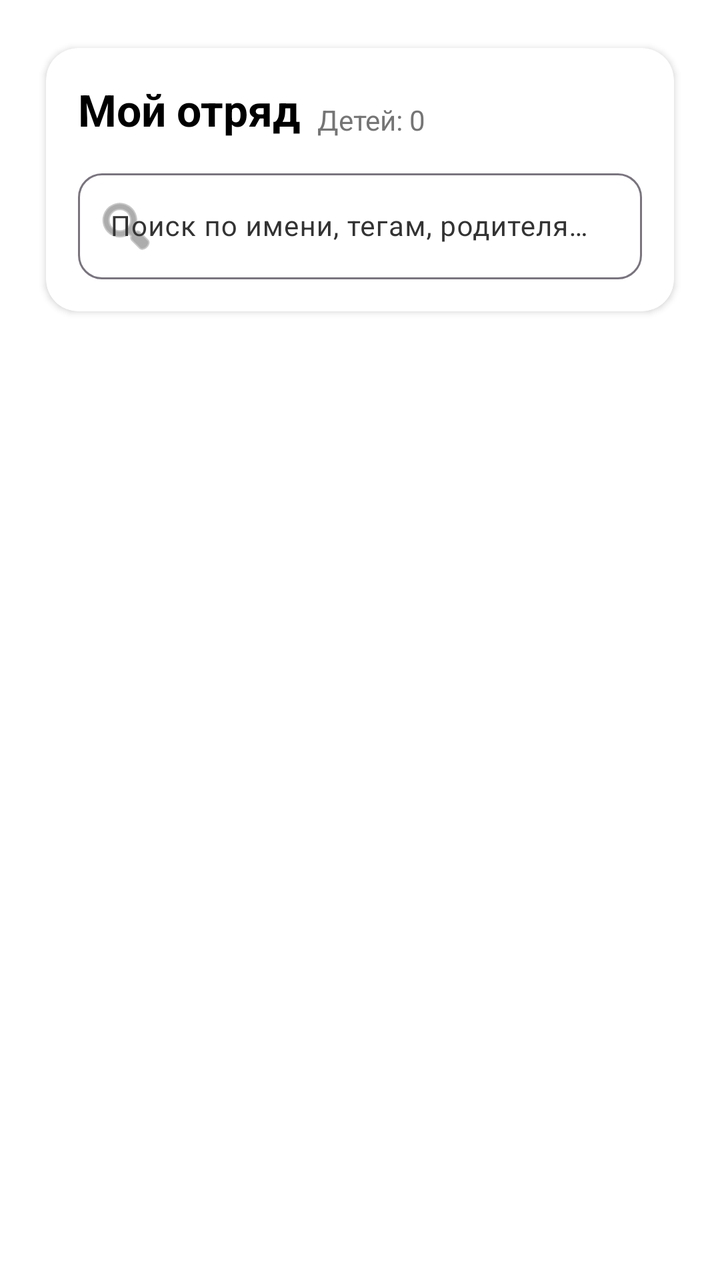
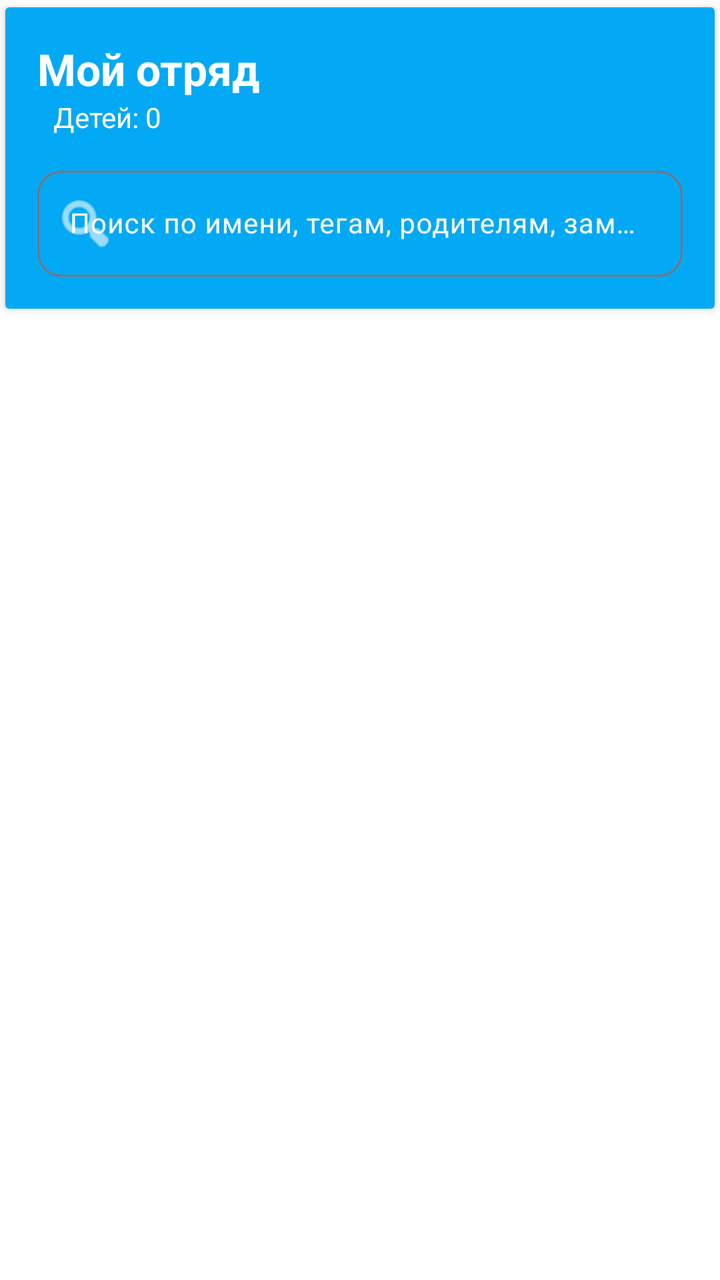

The first picture is an Android layout as it rendered before a commit; the second is the same layout after the commit. The layout source and the unified diff follow.
<!-- AndroidManifest.xml: application theme Theme.CAMPUS -->
<!-- res/layout/fragment_squad.xml -->
<?xml version="1.0" encoding="utf-8"?>
<androidx.constraintlayout.widget.ConstraintLayout
    xmlns:android="http://schemas.android.com/apk/res/android"
    xmlns:app="http://schemas.android.com/apk/res-auto"
    xmlns:tools="http://schemas.android.com/tools"
    android:layout_width="match_parent"
    android:layout_height="match_parent"
    android:background="@android:color/white"
    tools:context=".squad.SquadFragment">

    
    <androidx.cardview.widget.CardView
        android:id="@+id/cv_header"
        android:layout_width="0dp"
        android:layout_height="wrap_content"
        android:layout_margin="16dp"
        app:cardCornerRadius="16dp"
        app:cardElevation="2dp"
        app:cardUseCompatPadding="true"
        app:layout_constraintTop_toTopOf="parent"
        app:layout_constraintStart_toStartOf="parent"
        app:layout_constraintEnd_toEndOf="parent">

        <androidx.constraintlayout.widget.ConstraintLayout
            android:layout_width="match_parent"
            android:layout_height="wrap_content"
            android:padding="16dp">

            
            <TextView
                android:id="@+id/tv_squad_title"
                android:layout_width="wrap_content"
                android:layout_height="wrap_content"
                android:text="Мой отряд"
                android:textSize="22sp"
                android:textStyle="bold"
                android:textColor="@android:color/black"
                app:layout_constraintTop_toTopOf="parent"
                app:layout_constraintStart_toStartOf="parent"/>

            
            <TextView
                android:id="@+id/tv_children_count"
                android:layout_width="wrap_content"
                android:layout_height="wrap_content"
                android:text="Детей: 0"
                android:textSize="14sp"
                android:textColor="#757575"
                android:layout_marginStart="8dp"
                app:layout_constraintBottom_toBottomOf="@id/tv_squad_title"
                app:layout_constraintStart_toEndOf="@id/tv_squad_title"/>

            
            <com.google.android.material.textfield.TextInputLayout
                android:id="@+id/til_search"
                android:layout_width="0dp"
                android:layout_height="wrap_content"
                android:layout_marginTop="12dp"
                android:hint="Поиск по имени, тегам, родителям, заметкам"
                app:boxBackgroundMode="outline"
                app:boxCornerRadiusTopStart="12dp"
                app:boxCornerRadiusTopEnd="12dp"
                app:boxCornerRadiusBottomStart="12dp"
                app:boxCornerRadiusBottomEnd="12dp"
                app:layout_constraintTop_toBottomOf="@id/tv_squad_title"
                app:layout_constraintStart_toStartOf="parent"
                app:layout_constraintEnd_toEndOf="parent"
                app:startIconDrawable="@android:drawable/ic_menu_search"
                app:startIconTint="#757575">

                <com.google.android.material.textfield.TextInputEditText
                    android:id="@+id/et_search"
                    android:layout_width="match_parent"
                    android:layout_height="wrap_content"
                    android:inputType="text"
                    android:textSize="14sp"/>

            </com.google.android.material.textfield.TextInputLayout>

        </androidx.constraintlayout.widget.ConstraintLayout>

    </androidx.cardview.widget.CardView>

    
    <TextView
        android:id="@+id/tv_no_squad"
        android:layout_width="0dp"
        android:layout_height="0dp"
        android:layout_margin="32dp"
        android:gravity="center"
        android:text="Вы не назначены в отряд"
        android:textSize="18sp"
        android:textColor="#757575"
        android:visibility="gone"
        app:layout_constraintTop_toBottomOf="@id/cv_header"
        app:layout_constraintBottom_toBottomOf="parent"
        app:layout_constraintStart_toStartOf="parent"
        app:layout_constraintEnd_toEndOf="parent"/>

    
    <TextView
        android:id="@+id/tv_no_children"
        android:layout_width="0dp"
        android:layout_height="0dp"
        android:layout_margin="32dp"
        android:gravity="center"
        android:text="В отряде пока нет детей"
        android:textSize="18sp"
        android:textColor="#757575"
        android:visibility="gone"
        app:layout_constraintTop_toBottomOf="@id/cv_header"
        app:layout_constraintBottom_toBottomOf="parent"
        app:layout_constraintStart_toStartOf="parent"
        app:layout_constraintEnd_toEndOf="parent"/>

    
    <androidx.recyclerview.widget.RecyclerView
        android:id="@+id/rv_children"
        android:layout_width="0dp"
        android:layout_height="wrap_content"
        android:layout_marginStart="16dp"
        android:layout_marginEnd="16dp"
        android:layout_marginBottom="16dp"
        android:clipToPadding="false"
        android:paddingTop="8dp"
        android:paddingBottom="8dp"
        android:visibility="gone"
        app:layout_constraintTop_toBottomOf="@id/cv_header"
        app:layout_constraintBottom_toBottomOf="parent"
        app:layout_constraintStart_toStartOf="parent"
        app:layout_constraintEnd_toEndOf="parent"
        tools:listitem="@layout/item_child_card"/>

    
    <ProgressBar
        android:id="@+id/progress_bar"
        android:layout_width="wrap_content"
        android:layout_height="wrap_content"
        android:visibility="gone"
        app:layout_constraintTop_toTopOf="parent"
        app:layout_constraintBottom_toBottomOf="parent"
        app:layout_constraintStart_toStartOf="parent"
        app:layout_constraintEnd_toEndOf="parent"/>

    <View
        android:id="@+id/view_overlay"
        android:layout_width="match_parent"
        android:layout_height="match_parent"
        android:background="#80000000"
        android:visibility="gone"
        app:layout_constraintTop_toTopOf="parent"
        app:layout_constraintBottom_toBottomOf="parent"
        app:layout_constraintStart_toStartOf="parent"
        app:layout_constraintEnd_toEndOf="parent"/>

</androidx.constraintlayout.widget.ConstraintLayout>
<!-- res/layout/item_child_card.xml (included above) -->
<?xml version="1.0" encoding="utf-8"?>
<androidx.cardview.widget.CardView
    xmlns:android="http://schemas.android.com/apk/res/android"
    xmlns:app="http://schemas.android.com/apk/res-auto"
    android:layout_width="match_parent"
    android:layout_height="wrap_content"
    android:layout_marginBottom="12dp"
    app:cardCornerRadius="16dp"
    app:cardElevation="2dp"
    app:cardUseCompatPadding="true">

    <androidx.constraintlayout.widget.ConstraintLayout
        android:layout_width="match_parent"
        android:layout_height="wrap_content"
        android:padding="16dp">

        









        
        <TextView
            android:id="@+id/tv_child_name"
            android:layout_width="0dp"
            android:layout_height="wrap_content"
            android:layout_marginStart="16dp"
            android:layout_marginEnd="16dp"
            android:text="Имя Фамилия"
            android:textSize="18sp"
            android:textStyle="bold"
            android:textColor="@android:color/black"
            android:ellipsize="end"
            android:maxLines="1"
            app:layout_constraintTop_toTopOf="parent"
            app:layout_constraintEnd_toStartOf="@id/tv_child_age"/>

        
        <TextView
            android:id="@+id/tv_child_age"
            android:layout_width="wrap_content"
            android:layout_height="wrap_content"
            android:layout_marginEnd="8dp"
            android:text="10"
            android:textSize="16sp"
            android:textColor="#757575"
            android:background="@drawable/bg_age_badge"
            android:paddingHorizontal="8dp"
            android:paddingVertical="2dp"
            android:gravity="center"
            app:layout_constraintTop_toTopOf="parent"
            app:layout_constraintEnd_toEndOf="parent"/>

        
        <LinearLayout
            android:id="@+id/ll_parent_name"
            android:layout_width="0dp"
            android:layout_height="wrap_content"
            android:layout_marginTop="8dp"
            android:layout_marginStart="16dp"
            android:layout_marginEnd="16dp"
            android:orientation="horizontal"
            android:gravity="center_vertical"
            app:layout_constraintTop_toBottomOf="@id/tv_child_name"
            app:layout_constraintEnd_toEndOf="parent">

            <ImageView
                android:layout_width="18dp"
                android:layout_height="18dp"
                android:src="@drawable/ic_person_placeholder"
                app:tint="#757575"
                android:contentDescription=""/>

            <TextView
                android:id="@+id/tv_parent_name"
                android:layout_width="0dp"
                android:layout_height="wrap_content"
                android:layout_weight="1"
                android:layout_marginStart="8dp"
                android:text="Родитель: Иван Иванович"
                android:textSize="14sp"
                android:textColor="#757575"
                android:ellipsize="end"
                android:maxLines="1"/>

            <ImageView
                android:id="@+id/iv_copy_parent_name"
                android:layout_width="24dp"
                android:layout_height="24dp"
                android:layout_marginStart="8dp"
                android:src="@drawable/ic_copy"
                app:tint="#757575"
                android:contentDescription="Скопировать имя родителя"/>

        </LinearLayout>

        
        <LinearLayout
            android:id="@+id/ll_parent_phone"
            android:layout_width="0dp"
            android:layout_height="wrap_content"
            android:layout_marginTop="4dp"
            android:layout_marginStart="16dp"
            android:layout_marginEnd="16dp"
            android:orientation="horizontal"
            android:gravity="center_vertical"
            app:layout_constraintTop_toBottomOf="@id/ll_parent_name"
            app:layout_constraintEnd_toEndOf="parent">

            <ImageView
                android:layout_width="18dp"
                android:layout_height="18dp"
                android:src="@drawable/telephone"
                app:tint="#757575"
                android:contentDescription=""/>

            <TextView
                android:id="@+id/tv_parent_phone"
                android:layout_width="0dp"
                android:layout_height="wrap_content"
                android:layout_weight="1"
                android:layout_marginStart="8dp"
                android:text="+7 (999) 123-45-67"
                android:textSize="14sp"
                android:textColor="#757575"
                android:ellipsize="end"
                android:maxLines="1"/>

            <ImageView
                android:id="@+id/iv_copy_parent_phone"
                android:layout_width="24dp"
                android:layout_height="24dp"
                android:layout_marginStart="8dp"
                android:src="@drawable/ic_copy"
                app:tint="#757575"
                android:contentDescription="Скопировать телефон родителя"/>

        </LinearLayout>

        
        <com.google.android.material.chip.ChipGroup
            android:id="@+id/cg_tags"
            android:layout_width="0dp"
            android:layout_height="wrap_content"
            android:layout_marginTop="8dp"
            android:layout_marginStart="16dp"
            android:layout_marginEnd="16dp"
            android:visibility="gone"
            app:singleLine="false"
            app:layout_constraintTop_toBottomOf="@id/ll_parent_phone"
            app:layout_constraintEnd_toEndOf="parent"/>


        
        <LinearLayout
            android:id="@+id/ll_child_notes"
            android:layout_width="0dp"
            android:layout_height="wrap_content"
            android:layout_marginTop="8dp"
            android:layout_marginStart="16dp"
            android:layout_marginEnd="16dp"
            android:layout_marginBottom="8dp"
            android:orientation="horizontal"
            android:gravity="center_vertical"
            app:layout_constraintTop_toBottomOf="@id/cg_tags"
            app:layout_constraintEnd_toEndOf="parent"
            app:layout_constraintBottom_toBottomOf="parent">

            <ImageView
                android:layout_width="18dp"
                android:layout_height="18dp"
                android:src="@drawable/ic_notes"
                app:tint="#757575"
                android:contentDescription=""/>

            <TextView
                android:id="@+id/tv_notes"
                android:layout_width="0dp"
                android:layout_height="wrap_content"
                android:layout_weight="1"
                android:layout_marginStart="8dp"
                android:text="Заметки о ребёнке..."
                android:textSize="14sp"
                android:textColor="#757575"
                android:ellipsize="end"
                android:maxLines="2"/>

            <ImageView
                android:id="@+id/iv_edit_notes"
                android:layout_width="24dp"
                android:layout_height="24dp"
                android:layout_marginStart="8dp"
                android:src="@drawable/ic_edit"
                app:tint="#757575"
                android:contentDescription="Редактировать заметки"/>

        </LinearLayout>

    </androidx.constraintlayout.widget.ConstraintLayout>

</androidx.cardview.widget.CardView>
<!-- resources referenced by this layout -->
<resources>
  <!-- drawable bg_age_badge (drawable) -->
  <?xml version="1.0" encoding="utf-8"?>
  <shape xmlns:android="http://schemas.android.com/apk/res/android"
      android:shape="rectangle">
      <solid android:color="#E0E0E0"/>
      <corners android:radius="12dp"/>
      <padding
          android:left="8dp"
          android:top="2dp"
          android:right="8dp"
          android:bottom="2dp"/>
  </shape>
  <!-- drawable ic_copy (drawable) -->
  <?xml version="1.0" encoding="utf-8"?>
  <vector xmlns:android="http://schemas.android.com/apk/res/android"
      android:width="24dp"
      android:height="24dp"
      android:viewportWidth="24"
      android:viewportHeight="24"
      android:tint="#757575">
      <path
          android:fillColor="@android:color/white"
          android:pathData="M16,1H4c-1.1,0 -2,0.9 -2,2v14h2V3h12V1zm3,4H8c-1.1,0 -2,0.9 -2,2v14c0,1.1 0.9,2 2,2h11c1.1,0 2,-0.9 2,-2V7c0,-1.1 -0.9,-2 -2,-2zm0,16H8V7h11v14z"/>
  </vector>
  <!-- drawable ic_edit (drawable) -->
  <?xml version="1.0" encoding="utf-8"?>
  <vector xmlns:android="http://schemas.android.com/apk/res/android"
      android:width="24dp"
      android:height="24dp"
      android:viewportWidth="24"
      android:viewportHeight="24"
      android:tint="#757575">
      <path
          android:fillColor="@android:color/white"
          android:pathData="M3,17.25V21h3.75L17.81,9.94l-3.75,-3.75L3,17.25zM20.71,7.04c0.39,-0.39 0.39,-1.02 0,-1.41l-2.34,-2.34c-0.39,-0.39 -1.02,-0.39 -1.41,0l-1.83,1.83 3.75,3.75 1.83,-1.83z"/>
  </vector>
  <!-- drawable ic_notes (drawable) -->
  <?xml version="1.0" encoding="utf-8"?>
  <vector xmlns:android="http://schemas.android.com/apk/res/android"
      android:width="24dp"
      android:height="24dp"
      android:viewportWidth="24"
      android:viewportHeight="24"
      android:tint="#757575">
      <path
          android:fillColor="@android:color/white"
          android:pathData="M14,2H6c-1.1,0 -1.99,0.9 -1.99,2L4,20c0,1.1 0.89,2 1.99,2H18c1.1,0 2,-0.9 2,-2V8l-6,-6zm2,16H8v-2h8v2zm0,-4H8v-2h8v2zm-3,-5V3.5L18.5,9H13z"/>
  </vector>
  <!-- drawable ic_person_placeholder (drawable) -->
  <?xml version="1.0" encoding="utf-8"?>
  <vector xmlns:android="http://schemas.android.com/apk/res/android"
      android:width="80dp"
      android:height="80dp"
      android:viewportWidth="24"
      android:viewportHeight="24"
      android:tint="#9E9E9E">
      <path
          android:fillColor="@android:color/white"
          android:pathData="M12,12c2.21,0 4,-1.79 4,-4s-1.79,-4 -4,-4 -4,1.79 -4,4 1.79,4 4,4zm0,2c-2.67,0 -8,1.34 -8,4v2h16v-2c0,-2.66 -5.33,-4 -8,-4z"/>
  </vector>
  <!-- drawable telephone: png bitmap (drawable, 13865 bytes) -->
  <style name="Theme.CAMPUS" parent="Base.Theme.CAMPUS" />
  <style name="Base.Theme.CAMPUS" parent="Theme.Material3.Light.NoActionBar">
          <item name="colorSurface">#FFFFFF</item>        
          <item name="colorOnSurface">#000000</item>      
          <item name="colorOnSurfaceVariant">#333333</item> 
      </style>
</resources>

<!-- the commit's change to res/layout/fragment_squad.xml (unified diff, before → after) -->
@@ -13,39 +13,39 @@
         android:id="@+id/cv_header"
         android:layout_width="0dp"
         android:layout_height="wrap_content"
-        android:layout_margin="16dp"
-        app:cardCornerRadius="16dp"
+        app:cardUseCompatPadding="true"
         app:cardElevation="2dp"
-        app:cardUseCompatPadding="true"
         app:layout_constraintTop_toTopOf="parent"
         app:layout_constraintStart_toStartOf="parent"
         app:layout_constraintEnd_toEndOf="parent">
 
-        <androidx.constraintlayout.widget.ConstraintLayout
+        <LinearLayout
             android:layout_width="match_parent"
             android:layout_height="wrap_content"
-            android:padding="16dp">
+            android:padding="16dp"
+            android:background="@color/header_background"
+            android:orientation="vertical">
 
             
             <TextView
                 android:id="@+id/tv_squad_title"
-                android:layout_width="wrap_content"
+                android:layout_width="match_parent"
                 android:layout_height="wrap_content"
                 android:text="Мой отряд"
                 android:textSize="22sp"
                 android:textStyle="bold"
-                android:textColor="@android:color/black"
+                android:textColor="@color/white"
                 app:layout_constraintTop_toTopOf="parent"
                 app:layout_constraintStart_toStartOf="parent"/>
 
             
             <TextView
                 android:id="@+id/tv_children_count"
-                android:layout_width="wrap_content"
+                android:layout_width="match_parent"
                 android:layout_height="wrap_content"
                 android:text="Детей: 0"
                 android:textSize="14sp"
-                android:textColor="#757575"
+                android:textColor="@color/white"
                 android:layout_marginStart="8dp"
                 app:layout_constraintBottom_toBottomOf="@id/tv_squad_title"
                 app:layout_constraintStart_toEndOf="@id/tv_squad_title"/>
@@ -53,7 +53,7 @@
             
             <com.google.android.material.textfield.TextInputLayout
                 android:id="@+id/til_search"
-                android:layout_width="0dp"
+                android:layout_width="match_parent"
                 android:layout_height="wrap_content"
                 android:layout_marginTop="12dp"
                 android:hint="Поиск по имени, тегам, родителям, заметкам"
@@ -62,11 +62,10 @@
                 app:boxCornerRadiusTopEnd="12dp"
                 app:boxCornerRadiusBottomStart="12dp"
                 app:boxCornerRadiusBottomEnd="12dp"
-                app:layout_constraintTop_toBottomOf="@id/tv_squad_title"
-                app:layout_constraintStart_toStartOf="parent"
-                app:layout_constraintEnd_toEndOf="parent"
-                app:startIconDrawable="@android:drawable/ic_menu_search"
-                app:startIconTint="#757575">
+                app:startIconTint="#FFF"
+                android:textColorHint="@color/white"
+                app:helperTextTextColor="@color/white"
+                app:startIconDrawable="@android:drawable/ic_menu_search">
 
                 <com.google.android.material.textfield.TextInputEditText
                     android:id="@+id/et_search"
@@ -77,7 +76,7 @@
 
             </com.google.android.material.textfield.TextInputLayout>
 
-        </androidx.constraintlayout.widget.ConstraintLayout>
+        </LinearLayout>
 
     </androidx.cardview.widget.CardView>
 
@@ -237,13 +236,13 @@
                 android:id="@+id/tv_parent_name"
                 android:layout_width="0dp"
                 android:layout_height="wrap_content"
+                android:layout_marginStart="8dp"
                 android:layout_weight="1"
-                android:layout_marginStart="8dp"
+                android:ellipsize="end"
+                android:maxLines="1"
                 android:text="Родитель: Иван Иванович"
-                android:textSize="14sp"
                 android:textColor="#757575"
-                android:ellipsize="end"
-                android:maxLines="1"/>
+                android:textSize="14sp" />
 
             <ImageView
                 android:id="@+id/iv_copy_parent_name"
<!-- resource entries referenced after the edit -->
@@ -1,5 +1,7 @@
 <!-- resources referenced by this layout -->
 <resources>
+  <color name="header_background">#03A9F4</color>"
+  <color name="white">#FFFFFFFF</color>
   <!-- drawable bg_age_badge (drawable) -->
   <?xml version="1.0" encoding="utf-8"?>
   <shape xmlns:android="http://schemas.android.com/apk/res/android"
